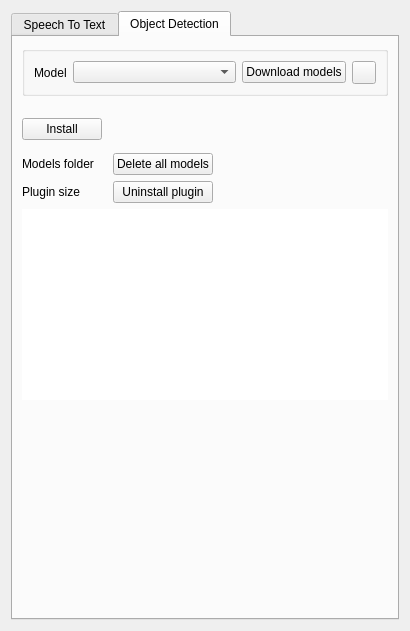
Qt form src/ui/configspeech_ui.ui (KDE/kdenlive) before a commit.
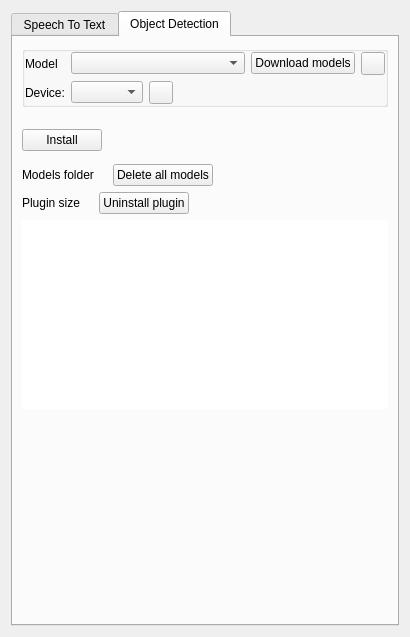
The same form after that commit. The open tabs and pages were chosen to show the change. Icons and pictures are not drawn. Custom widgets are drawn as their Qt base class.

Commit message: * Fix image mask creation after first install * Allow selecting a device (GPU/CPU) to perform object segmentation

What changed in the file:
```diff
--- a/src/ui/configspeech_ui.ui
+++ b/src/ui/configspeech_ui.ui
@@ -11,7 +11,7 @@
     <x>0</x>
     <y>0</y>
     <width>410</width>
-    <height>631</height>
+    <height>637</height>
    </rect>
   </property>
   <property name="sizePolicy">
@@ -92,7 +92,7 @@
        <item row="1" column="0" colspan="2">
         <widget class="QStackedWidget" name="speech_stack">
          <property name="currentIndex">
-          <number>1</number>
+          <number>0</number>
          </property>
          <widget class="QWidget" name="page">
           <layout class="QGridLayout" name="gridLayout">
@@ -517,104 +517,8 @@
       <attribute name="title">
        <string>Object Detection</string>
       </attribute>
-      <layout class="QGridLayout" name="gridLayout_3">
-       <item row="4" column="0">
-        <widget class="QLabel" name="sam_venv_label">
-         <property name="text">
-          <string>Plugin size</string>
-         </property>
-        </widget>
-       </item>
-       <item row="4" column="2" colspan="3">
-        <widget class="QPushButton" name="deleteSamVenv">
-         <property name="text">
-          <string>Uninstall plugin</string>
-         </property>
-         <property name="icon">
-          <iconset theme="edit-delete"/>
-         </property>
-        </widget>
-       </item>
-       <item row="2" column="0" colspan="6">
-        <layout class="QHBoxLayout" name="horizontalLayout_7">
-         <item>
-          <widget class="QPushButton" name="check_config_sam">
-           <property name="toolTip">
-            <string>Check speech engine installation</string>
-           </property>
-           <property name="text">
-            <string>Install</string>
-           </property>
-           <property name="icon">
-            <iconset theme="download"/>
-           </property>
-          </widget>
-         </item>
-         <item>
-          <spacer name="horizontalSpacer_8">
-           <property name="orientation">
-            <enum>Qt::Orientation::Horizontal</enum>
-           </property>
-           <property name="sizeHint" stdset="0">
-            <size>
-             <width>183</width>
-             <height>35</height>
-            </size>
-           </property>
-          </spacer>
-         </item>
-        </layout>
-       </item>
-       <item row="6" column="5">
-        <spacer name="verticalSpacer_2">
-         <property name="orientation">
-          <enum>Qt::Orientation::Vertical</enum>
-         </property>
-         <property name="sizeHint" stdset="0">
-          <size>
-           <width>20</width>
-           <height>209</height>
-          </size>
-         </property>
-        </spacer>
-       </item>
-       <item row="5" column="0" colspan="6">
-        <widget class="QPlainTextEdit" name="script_sam_log">
-         <property name="frameShape">
-          <enum>QFrame::Shape::NoFrame</enum>
-         </property>
-         <property name="undoRedoEnabled">
-          <bool>false</bool>
-         </property>
-         <property name="readOnly">
-          <bool>true</bool>
-         </property>
-        </widget>
-       </item>
-       <item row="3" column="5">
-        <spacer name="horizontalSpacer_9">
-         <property name="orientation">
-          <enum>Qt::Orientation::Horizontal</enum>
-         </property>
-         <property name="sizeHint" stdset="0">
-          <size>
-           <width>168</width>
-           <height>20</height>
-          </size>
-         </property>
-        </spacer>
-       </item>
-       <item row="4" column="1">
-        <widget class="QLabel" name="sam_venv_size">
-         <property name="text">
-          <string/>
-         </property>
-         <property name="alignment">
-          <set>Qt::AlignmentFlag::AlignRight|Qt::AlignmentFlag::AlignTrailing|Qt::AlignmentFlag::AlignVCenter</set>
-         </property>
-        </widget>
-       </item>
-       <item row="0" column="0" colspan="6">
+      <layout class="QGridLayout" name="gridLayout_6">
+       <item row="0" column="0">
         <widget class="QGroupBox" name="modelBox">
          <property name="title">
           <string/>
@@ -622,15 +526,27 @@
          <property name="flat">
           <bool>true</bool>
          </property>
-         <layout class="QHBoxLayout" name="horizontalLayout_8">
-          <item>
+         <layout class="QGridLayout" name="gridLayout_3">
+          <property name="leftMargin">
+           <number>0</number>
+          </property>
+          <property name="topMargin">
+           <number>0</number>
+          </property>
+          <property name="rightMargin">
+           <number>0</number>
+          </property>
+          <property name="bottomMargin">
+           <number>0</number>
+          </property>
+          <item row="0" column="0">
            <widget class="QLabel" name="label">
             <property name="text">
              <string>Model</string>
             </property>
            </widget>
           </item>
-          <item>
+          <item row="0" column="1">
            <widget class="QComboBox" name="combo_sam_model">
             <property name="sizePolicy">
              <sizepolicy hsizetype="MinimumExpanding" vsizetype="Fixed">
@@ -640,47 +556,58 @@
             </property>
            </widget>
           </item>
-          <item>
+          <item row="0" column="2">
            <widget class="QPushButton" name="downloadSamButton">
             <property name="text">
              <string>Download models</string>
             </property>
            </widget>
           </item>
-          <item>
+          <item row="0" column="3">
            <widget class="KContextualHelpButton" name="kcontextualhelpbutton">
             <property name="contextualHelpText">
              <string>Object Detection relies on SAM2 - &lt;a href=&quot;https://github.com/facebookresearch/sam2&quot;&gt;https://github.com/facebookresearch/sam2&lt;/a&gt;</string>
             </property>
            </widget>
           </item>
+          <item row="1" column="0">
+           <widget class="QLabel" name="label_6">
+            <property name="text">
+             <string>Device:</string>
+            </property>
+           </widget>
+          </item>
+          <item row="1" column="1" colspan="3">
+           <layout class="QHBoxLayout" name="horizontalLayout_10">
+            <item>
+             <widget class="QComboBox" name="combo_sam_device">
+              <property name="sizeAdjustPolicy">
+               <enum>QComboBox::SizeAdjustPolicy::AdjustToContents</enum>
+              </property>
+             </widget>
+            </item>
+            <item>
+             <widget class="KContextualHelpButton" name="sam_device_info"/>
+            </item>
+            <item>
+             <spacer name="horizontalSpacer_7">
+              <property name="orientation">
+               <enum>Qt::Orientation::Horizontal</enum>
+              </property>
+              <property name="sizeHint" stdset="0">
+               <size>
+                <width>40</width>
+                <height>20</height>
+               </size>
+              </property>
+             </spacer>
+            </item>
+           </layout>
+          </item>
          </layout>
         </widget>
        </item>
-       <item row="4" column="5">
-        <spacer name="horizontalSpacer_10">
-         <property name="orientation">
-          <enum>Qt::Orientation::Horizontal</enum>
-         </property>
-         <property name="sizeHint" stdset="0">
-          <size>
-           <width>168</width>
-           <height>20</height>
-          </size>
-         </property>
-        </spacer>
-       </item>
-       <item row="3" column="1">
-        <widget class="QLabel" name="sam_model_size">
-         <property name="text">
-          <string/>
-         </property>
-         <property name="alignment">
-          <set>Qt::AlignmentFlag::AlignRight|Qt::AlignmentFlag::AlignTrailing|Qt::AlignmentFlag::AlignVCenter</set>
-         </property>
-        </widget>
-       </item>
-       <item row="1" column="0" colspan="6">
+       <item row="1" column="0">
         <layout class="QVBoxLayout" name="message_layout_sam">
          <property name="spacing">
           <number>0</number>
@@ -690,22 +617,149 @@
          </property>
         </layout>
        </item>
+       <item row="2" column="0">
+        <layout class="QHBoxLayout" name="horizontalLayout_7">
+         <item>
+          <widget class="QPushButton" name="check_config_sam">
+           <property name="toolTip">
+            <string>Check speech engine installation</string>
+           </property>
+           <property name="text">
+            <string>Install</string>
+           </property>
+           <property name="icon">
+            <iconset theme="download"/>
+           </property>
+          </widget>
+         </item>
+         <item>
+          <spacer name="horizontalSpacer_8">
+           <property name="orientation">
+            <enum>Qt::Orientation::Horizontal</enum>
+           </property>
+           <property name="sizeHint" stdset="0">
+            <size>
+             <width>183</width>
+             <height>35</height>
+            </size>
+           </property>
+          </spacer>
+         </item>
+        </layout>
+       </item>
        <item row="3" column="0">
-        <widget class="QLabel" name="sam_folder_label">
-         <property name="text">
-          <string>Models folder</string>
+        <layout class="QHBoxLayout" name="horizontalLayout_11">
+         <item>
+          <widget class="QLabel" name="sam_folder_label">
+           <property name="text">
+            <string>Models folder</string>
+           </property>
+          </widget>
+         </item>
+         <item>
+          <widget class="QLabel" name="sam_model_size">
+           <property name="text">
+            <string/>
+           </property>
+           <property name="alignment">
+            <set>Qt::AlignmentFlag::AlignRight|Qt::AlignmentFlag::AlignTrailing|Qt::AlignmentFlag::AlignVCenter</set>
+           </property>
+          </widget>
+         </item>
+         <item>
+          <widget class="QPushButton" name="deleteSamModels">
+           <property name="text">
+            <string>Delete all models</string>
+           </property>
+           <property name="icon">
+            <iconset theme="edit-delete"/>
+           </property>
+          </widget>
+         </item>
+         <item>
+          <spacer name="horizontalSpacer_9">
+           <property name="orientation">
+            <enum>Qt::Orientation::Horizontal</enum>
+           </property>
+           <property name="sizeHint" stdset="0">
+            <size>
+             <width>168</width>
+             <height>20</height>
+            </size>
+           </property>
+          </spacer>
+         </item>
+        </layout>
+       </item>
+       <item row="4" column="0">
+        <layout class="QHBoxLayout" name="horizontalLayout_12">
+         <item>
+          <widget class="QLabel" name="sam_venv_label">
+           <property name="text">
+            <string>Plugin size</string>
+           </property>
+          </widget>
+         </item>
+         <item>
+          <widget class="QLabel" name="sam_venv_size">
+           <property name="text">
+            <string/>
+           </property>
+           <property name="alignment">
+            <set>Qt::AlignmentFlag::AlignRight|Qt::AlignmentFlag::AlignTrailing|Qt::AlignmentFlag::AlignVCenter</set>
+           </property>
+          </widget>
+         </item>
+         <item>
+          <widget class="QPushButton" name="deleteSamVenv">
+           <property name="text">
+            <string>Uninstall plugin</string>
+           </property>
+           <property name="icon">
+            <iconset theme="edit-delete"/>
+           </property>
+          </widget>
+         </item>
+         <item>
+          <spacer name="horizontalSpacer_10">
+           <property name="orientation">
+            <enum>Qt::Orientation::Horizontal</enum>
+           </property>
+           <property name="sizeHint" stdset="0">
+            <size>
+             <width>168</width>
+             <height>20</height>
+            </size>
+           </property>
+          </spacer>
+         </item>
+        </layout>
+       </item>
+       <item row="5" column="0">
+        <widget class="QPlainTextEdit" name="script_sam_log">
+         <property name="frameShape">
+          <enum>QFrame::Shape::NoFrame</enum>
          </property>
+         <property name="undoRedoEnabled">
+          <bool>false</bool>
+         </property>
+         <property name="readOnly">
+          <bool>true</bool>
+         </property>
         </widget>
        </item>
-       <item row="3" column="2" colspan="3">
-        <widget class="QPushButton" name="deleteSamModels">
-         <property name="text">
-          <string>Delete all models</string>
+       <item row="6" column="0">
+        <spacer name="verticalSpacer_2">
+         <property name="orientation">
+          <enum>Qt::Orientation::Vertical</enum>
          </property>
-         <property name="icon">
-          <iconset theme="edit-delete"/>
+         <property name="sizeHint" stdset="0">
+          <size>
+           <width>20</width>
+           <height>209</height>
+          </size>
          </property>
-        </widget>
+        </spacer>
        </item>
       </layout>
      </widget>
```
The commit also changes 8 other files.
